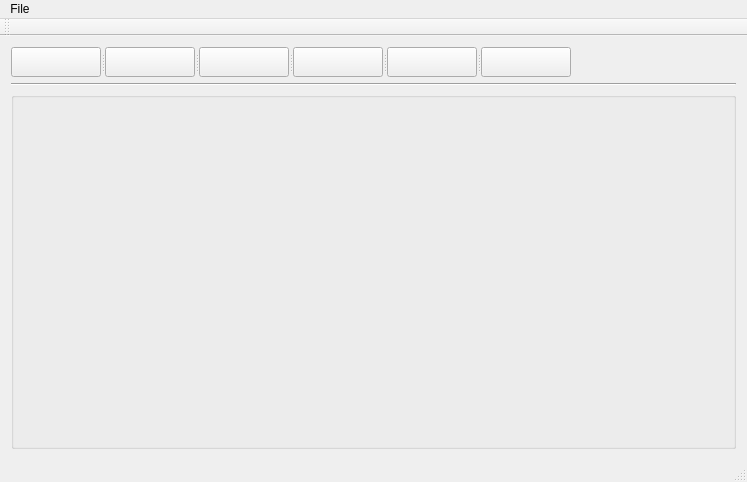
The window that VisualGraph/mainwindow.ui (IKholopov/StudyingStuff) describes before a commit, drawn with Qt 5.
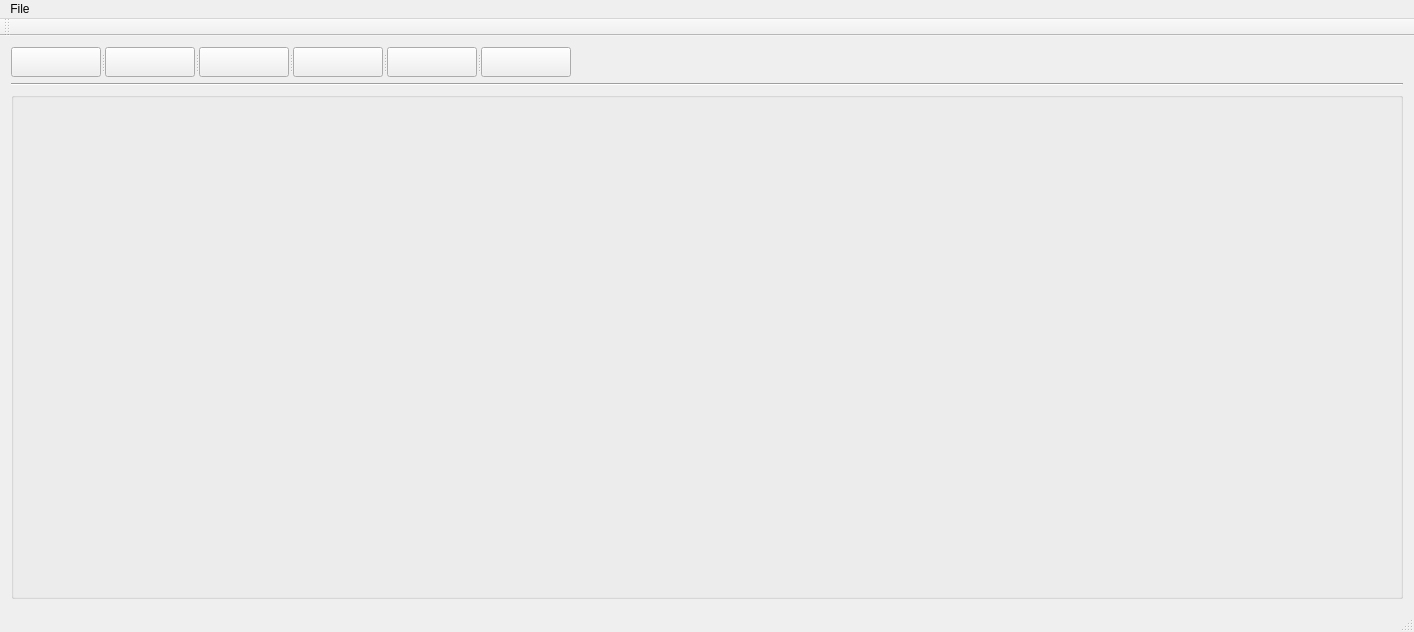
The same window after the commit. Icons and pictures are not drawn.

```diff
--- a/VisualGraph/mainwindow.ui
+++ b/VisualGraph/mainwindow.ui
@@ -6,8 +6,8 @@
    <rect>
     <x>0</x>
     <y>0</y>
-    <width>747</width>
-    <height>482</height>
+    <width>1414</width>
+    <height>632</height>
    </rect>
   </property>
   <property name="windowTitle">
@@ -204,7 +204,7 @@
     <rect>
      <x>0</x>
      <y>0</y>
-     <width>747</width>
+     <width>1414</width>
      <height>24</height>
     </rect>
    </property>
```
